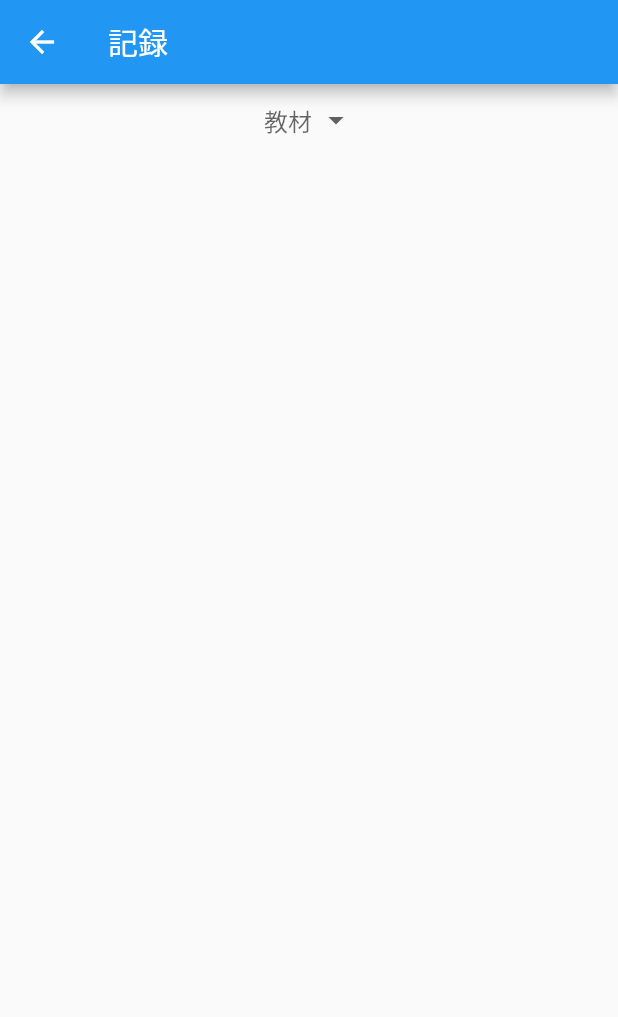
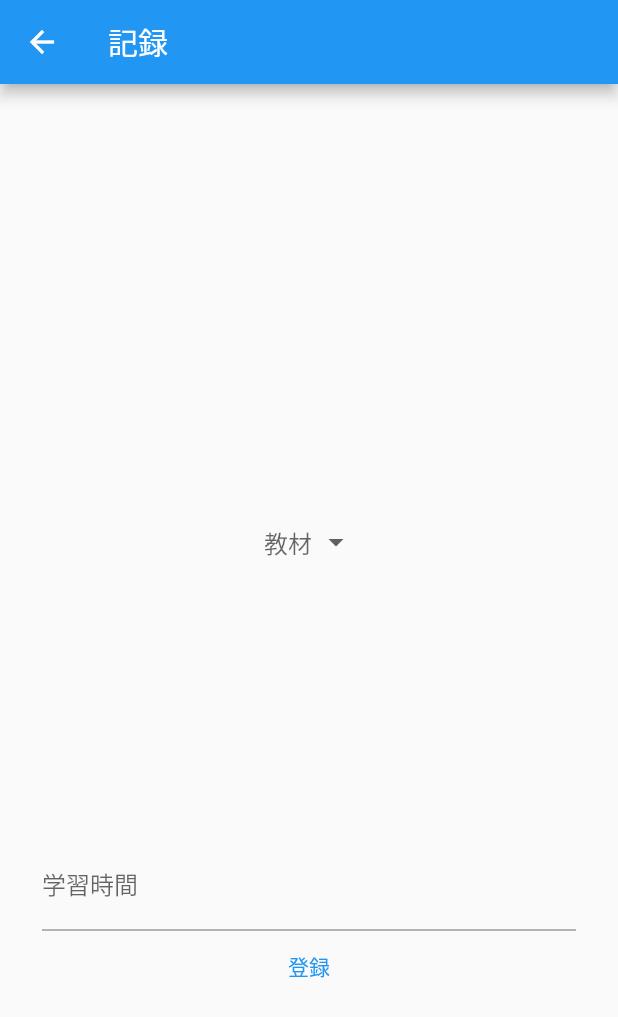
Before and after one commit to trm11tkr/learning-management-app, a Flutter app: the EditRecordPage screen opened directly, on a phone screen of 412 x 824 dp. Shown: the top 1017 px of the screen. Run offline on Flutter 3.47's test engine with Material 2 defaults, Android fonts, the phone set to English and light mode, and no system bars; our stand-ins replace flutter_hooks, freezed_annotation, hooks_riverpod.

Commit message:
学習記録編集プロセスを追加

```diff
--- a/lib/presentation/pages/edit_record_page.dart
+++ b/lib/presentation/pages/edit_record_page.dart
@@ -1,10 +1,12 @@
 import 'package:flutter/material.dart';
+import 'package:flutter/cupertino.dart';
 
 import 'package:hooks_riverpod/hooks_riverpod.dart';
 import 'package:flutter_hooks/flutter_hooks.dart';
+import 'package:learning_management_app/provider/record_provider.dart';
 
 import '../../model/entities/record.dart';
-import '../widgets/materials_drop_down.dart';
+import '../../provider/material_provider.dart';
 
 class EditRecordPage extends HookConsumerWidget {
   const EditRecordPage({Key? key, this.record}) : super(key: key);
@@ -13,15 +15,131 @@ class EditRecordPage extends HookConsumerWidget {
 
   @override
   Widget build(BuildContext context, WidgetRef ref) {
+    final materialData = ref.watch(materialProvider);
+    final dropDownValue = useState<String>(record?.materialId ?? '');
+    final timerController = useTextEditingController();
+    final form = GlobalKey<FormState>();
+
+    useEffect(() {
+      if (record != null) {
+        timerController.text = record?.learningTime.toString() ?? "";
+      }
+    }, const []);
+
+    void showPicker() {
+      final List<int> timer = [30, 60, 90, 120, 150, 180, 210, 240, 300];
+      final pickerItems = timer.map((time) => Text('$time分')).toList();
+      var selectedIndex = 0;
+
+      showCupertinoModalPopup<void>(
+        context: context,
+        builder: (BuildContext context) {
+          return SizedBox(
+            height: 300,
+            child: GestureDetector(
+              onTap: () {
+                Navigator.pop(context);
+              },
+              child: CupertinoPicker(
+                backgroundColor: Colors.white,
+                magnification: 1.2,
+                squeeze: 1.2,
+                useMagnifier: true,
+                itemExtent: 40,
+                children: pickerItems,
+                onSelectedItemChanged: (int index) {
+                  selectedIndex = index;
+                },
+              ),
+            ),
+          );
+        },
+      ).then((_) {
+        if (selectedIndex != null) {
+          timerController.text = '${timer[selectedIndex]}';
+        }
+      });
+    }
+
     return Scaffold(
       appBar: AppBar(
         title: const Text('記録'),
       ),
       body: Center(
-        child: Column(
-          children: [
-            MaterialsDropDown(materialId: record?.materialId),
-          ],
+        child: Padding(
+          padding: const EdgeInsets.all(8.0),
+          child: Form(
+            key: form,
+            child: Column(
+              mainAxisAlignment: MainAxisAlignment.center,
+              children: [
+                SizedBox(
+                  height: 300,
+                  child: DropdownButtonHideUnderline(
+                    child: DropdownButton(
+                      hint: const Text('教材'),
+                      value: dropDownValue.value == ''
+                          ? null
+                          : dropDownValue.value,
+                      items: materialData
+                          .map(
+                            (material) => DropdownMenuItem(
+                              value: material.id,
+                              child: Text(material.title),
+                            ),
+                          )
+                          .toList(),
+                      onChanged: (value) {
+                        dropDownValue.value = value as String;
+                      },
+                    ),
+                  ),
+                ),
+                const SizedBox(
+                  height: 50,
+                ),
+                Container(
+                  padding: const EdgeInsets.symmetric(horizontal: 20),
+                  child: TextFormField(
+                    controller: timerController,
+                    decoration: const InputDecoration(label: Text('学習時間')),
+                    onTap: () {
+                      // キーボードが出ないようにする
+                      FocusScope.of(context).requestFocus(FocusNode());
+                      showPicker();
+                    },
+                    validator: (value) {
+                      if (value == null || value.isEmpty) {
+                        return '学習時間を選択してください。';
+                      }
+                      return null;
+                    },
+                  ),
+                ),
+                TextButton(
+                  onPressed: () {
+                    if (form.currentState?.validate() != true) {
+                      return;
+                    }
+                    if (record != null) {
+                      ref.watch(recordProvider.notifier).edit(
+                            recordId: record!.id,
+                            materialId: dropDownValue.value,
+                            learningTime: int.parse(timerController.text),
+                          );
+                    } else {
+                      ref.watch(recordProvider.notifier).add(
+                            materialId: dropDownValue.value,
+                            learningTime: int.parse(timerController.text),
+                          );
+                    }
+                    Navigator.of(context).pop();
+                  },
+                  child: const Text('登録'),
+                ),
+              ],
+            ),
+          ),
         ),
       ),
     );
--- a/lib/presentation/widgets/materials_drop_down.dart
+++ /dev/null
@@ -1,35 +0,0 @@
-import 'package:flutter/material.dart';
-import 'package:hooks_riverpod/hooks_riverpod.dart';
-import 'package:flutter_hooks/flutter_hooks.dart';
-
-import '../../provider/record_provider.dart';
-import '../../provider/material_provider.dart';
-
-class MaterialsDropDown extends HookConsumerWidget {
-  const MaterialsDropDown({Key? key, this.materialId}) : super(key: key);
-
-  final String? materialId;
-
-  @override
-  Widget build(BuildContext context, WidgetRef ref) {
-    final materialData = ref.watch(materialProvider);
-    final dropDownValue = useState<String>(materialId ?? 'noData');
-    return DropdownButtonHideUnderline(
-      child: DropdownButton(
-        hint: const Text('教材'),
-        value: dropDownValue.value == 'noData' ? null : dropDownValue.value,
-        items: materialData
-            .map(
-              (material) => DropdownMenuItem(
-                value: material.id,
-                child: Text(material.title),
-              ),
-            )
-            .toList(),
-        onChanged: (value) {
-          dropDownValue.value = value as String;
-        },
-      ),
-    );
-  }
-}
--- a/lib/provider/record_provider.dart
+++ b/lib/provider/record_provider.dart
@@ -17,14 +17,14 @@ class RecordList extends StateNotifier<List<Record>> {
   RecordList([List<Record>? initialRecords]) : super(initialRecords ?? []);
 
   // 追加
-  void add(String materialId, int learningTime, String description) {
+  void add({required String materialId, required int learningTime, String? description}) {
     state = [
       ...state,
       Record(
           id: DateTime.now().toString(),
           materialId: materialId,
           learningTime: learningTime,
-          description: description,
+          description: description ?? "",
           createdAt: DateTime.now())
     ];
   }
```
